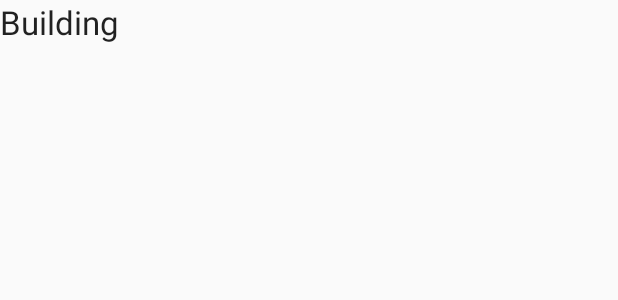
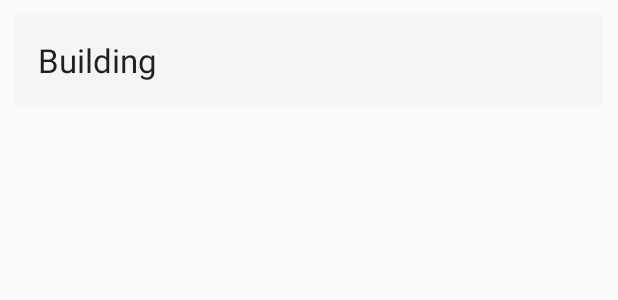
Before and after one commit to jrichwine/cs408-Testing, an Android app: the layout building_list_item.xml on its own in the app's theme, with its tools: preview values and no code run, on a phone screen of 412 x 824 dp. Shown: the top 300 px of the screen. Run offline under Robolectric (Android 15) with nearby library versions, the phone set to English and light mode, and no system bars.

Commit message:
Made lists look pretty

```diff
--- a/BoilerCheck/app/src/main/res/layout/activity_list.xml
+++ b/BoilerCheck/app/src/main/res/layout/activity_list.xml
@@ -7,10 +7,12 @@
     android:paddingLeft="@dimen/activity_horizontal_margin"
     android:paddingRight="@dimen/activity_horizontal_margin"
     android:paddingTop="@dimen/activity_vertical_margin"
-    tools:context="com.cs408.team13.BoilerCheck.ListActivity">
+    tools:context="com.cs408.team13.BoilerCheck.ListActivity"
+    android:background="@drawable/background">
 
     <ListView
         android:layout_width="match_parent"
         android:layout_height="match_parent"
-        android:id="@+id/building_list" />
+        android:id="@+id/building_list"
+        android:background="@drawable/background" />
 </LinearLayout>
--- a/BoilerCheck/app/src/main/res/layout/building_list_item.xml
+++ b/BoilerCheck/app/src/main/res/layout/building_list_item.xml
@@ -5,11 +5,17 @@
     android:layout_height="match_parent">
 
     <TextView
-        android:layout_width="wrap_content"
+        android:layout_width="fill_parent"
         android:layout_height="wrap_content"
         android:textAppearance="?android:attr/textAppearanceLarge"
         android:text="Building"
-        android:id="@+id/name" />
+        android:id="@+id/name"
+        android:layout_margin="10dp"
+        android:background="#d1f4f4f4"
+        android:padding="15dp"
+        android:layout_marginTop="15dp"
+        android:shadowColor="#ececec"
+        android:singleLine="true" />
 
     <LinearLayout
         android:orientation="horizontal"
```
